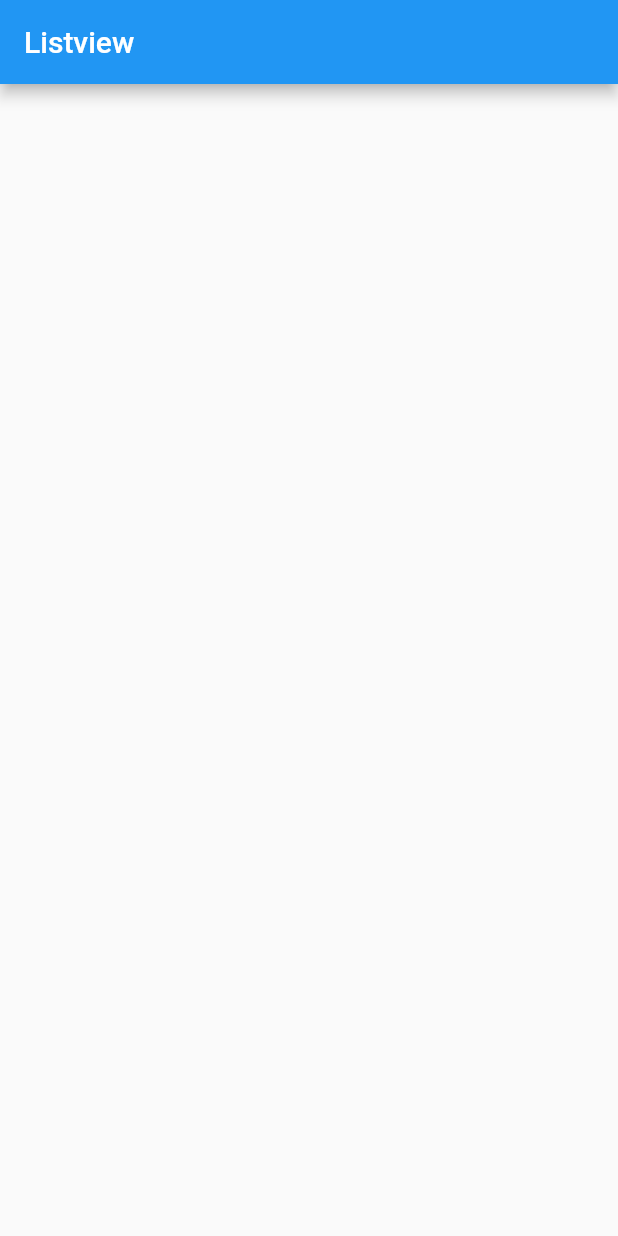
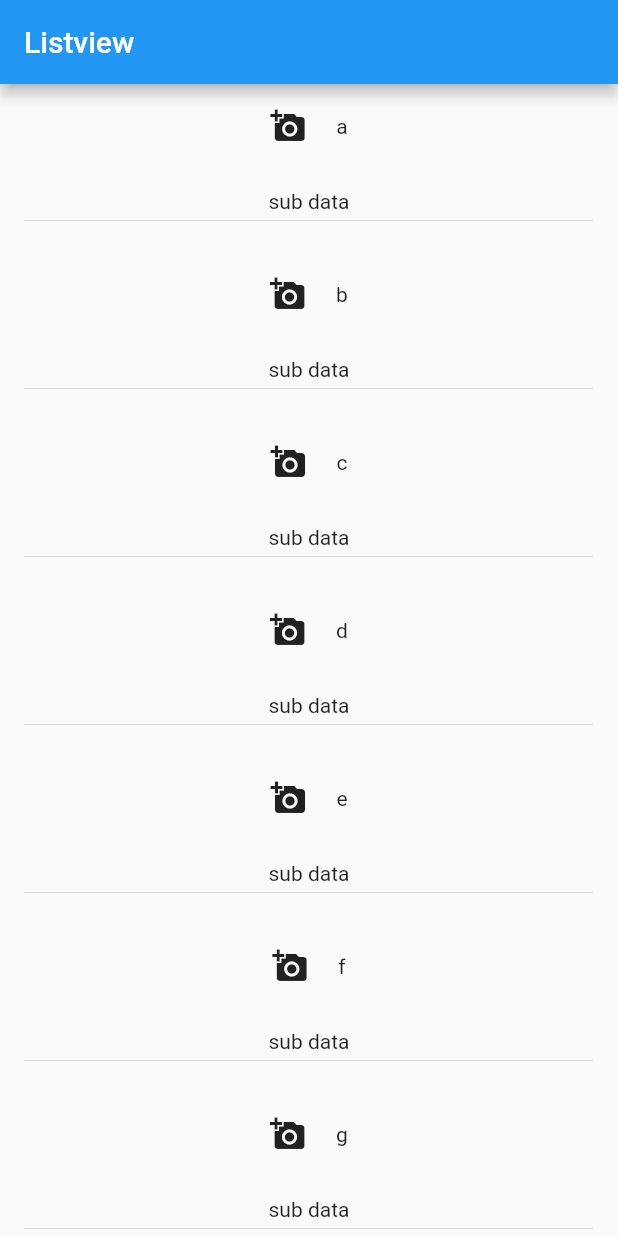
Before and after one commit to Gogo-jiii/Flutter-Listview, a Flutter app: the screen it shows after launch, on a phone screen of 412 x 824 dp. Run offline on Flutter 3.47's test engine with Material 2 defaults, Android fonts, the phone set to English and light mode, and no system bars.

Commit message:
listview with list tile, and custom UI

```diff
--- a/lib/main.dart
+++ b/lib/main.dart
@@ -30,13 +30,123 @@ class MyHomePage extends StatefulWidget {
 }
 
 class _MyHomePageState extends State<MyHomePage> {
+  final data = [
+    "a",
+    "b",
+    "c",
+    "d",
+    "e",
+    "f",
+    "g",
+    "h",
+    "i",
+    "j",
+    "k",
+    "l",
+    "m",
+    "n",
+    "o",
+    "p",
+    "q",
+    "r",
+    "s",
+    "t",
+    "u",
+    "v",
+    "w",
+    "x",
+    "y",
+    "z"
+  ];
+
+  final subData = [
+    "sub data",
+    "sub data",
+    "sub data",
+    "sub data",
+    "sub data",
+    "sub data",
+    "sub data",
+    "sub data",
+    "sub data",
+    "sub data",
+    "sub data",
+    "sub data",
+    "sub data",
+    "sub data",
+    "sub data",
+    "sub data",
+    "sub data",
+    "sub data",
+    "sub data",
+    "sub data",
+    "sub data",
+    "sub data",
+    "sub data",
+    "sub data",
+    "sub data",
+    "sub data",
+  ];
+
   @override
   Widget build(BuildContext context) {
     return Scaffold(
       appBar: AppBar(
         title: Text(widget.title),
       ),
-      body: Center(),
+      body: ListView.builder(
+        itemCount: data.length,
+        itemBuilder: (context, index) {
+          //return listTileUI(context, index);
+          return customUI(context, index);
+        },
+      ),
+    );
+  }
+
+  ListTile listTileUI(BuildContext context, int index) {
+    return ListTile(
+      onTap: () {
+        debugPrint(data[index]);
+      },
+      title: Center(child: Text(data[index])),
+    );
+  }
+
+  Widget customUI(BuildContext context, int index) {
+    return GestureDetector(
+      onTap: () {
+        debugPrint("100..");
+        debugPrint("${data[index]}_and_${subData[index]}");
+      },
+      child: Container(
+        margin: const EdgeInsets.all(16.0),
+        child: Column(
+          mainAxisAlignment: MainAxisAlignment.center,
+          children: [
+            Row(
+              mainAxisAlignment: MainAxisAlignment.center,
+              children: [
+                const Icon(Icons.add_a_photo),
+                const SizedBox(width: 20),
+                Text(
+                  data[index],
+                ),
+              ],
+            ),
+            const SizedBox(
+              width: double.infinity,
+              height: 30.0,
+            ),
+            Text(
+              subData[index],
+            ),
+            const Divider(
+              height: 10,
+            ),
+          ],
+        ),
+      ),
     );
   }
 }
```
